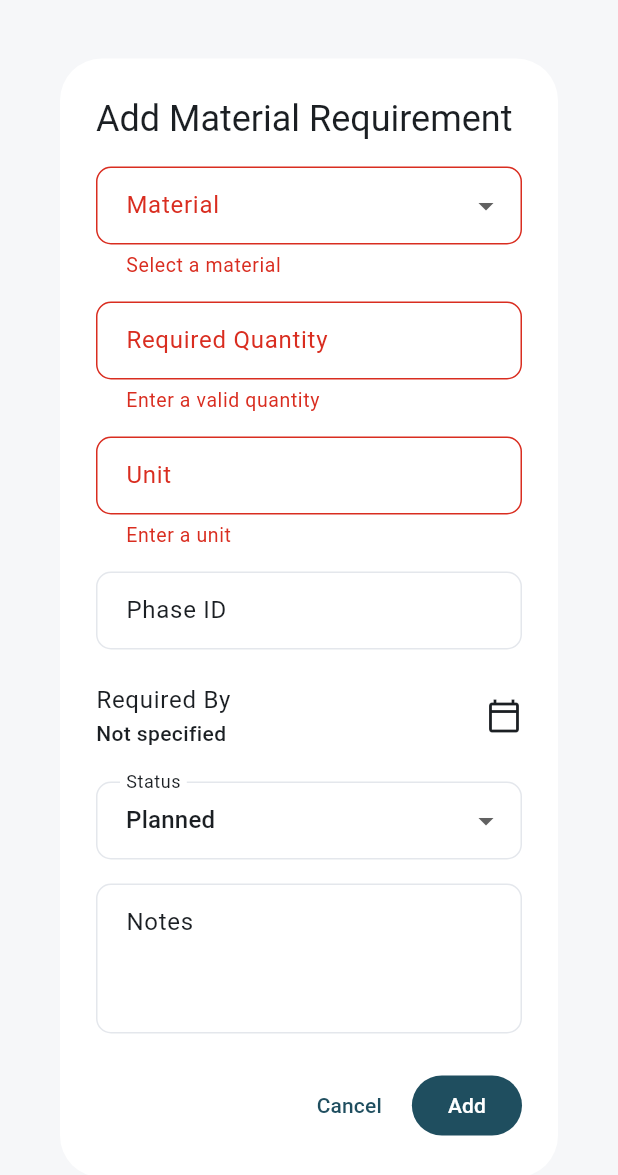
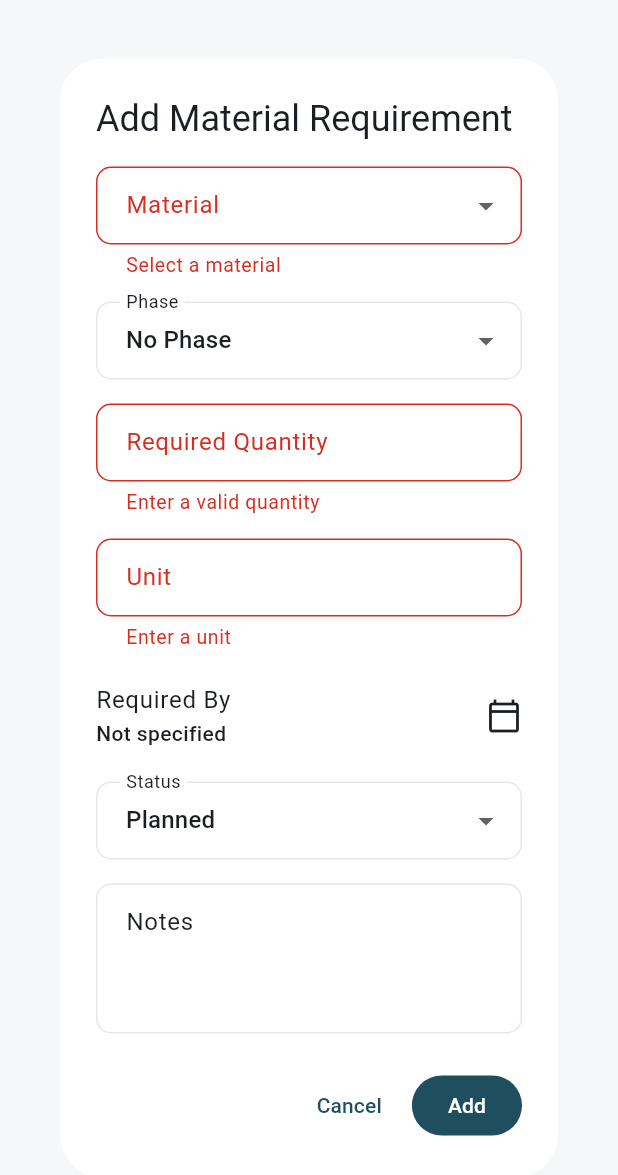
Before and after one commit to Krathor2212/construction_os, a Flutter app: the MaterialRequirementFormDialog widget shown alone on an empty page, opened directly with empty values, after a tap on "Add", on a phone screen of 412 x 824 dp. Shown: the top 1175 px of the screen. Run offline on Flutter 3.47's test engine with Material 3 defaults, Android fonts, the light colour scheme and no system bars; our stand-ins replace flutter_riverpod, go_router.

Commit message:
feat: link material requirements to project phases

```diff
--- a/lib/features/materials/presentation/widgets/material_requirement_form_dialog.dart
+++ b/lib/features/materials/presentation/widgets/material_requirement_form_dialog.dart
@@ -1,6 +1,7 @@
 import 'package:flutter/material.dart';
 import 'package:flutter_riverpod/flutter_riverpod.dart';
 
+import '../../../projects/presentation/providers/project_providers.dart';
 import '../../domain/entities/material.dart' as domain;
 import '../../domain/entities/material_requirement.dart';
 import '../providers/material_providers.dart';
@@ -25,10 +26,10 @@ class _MaterialRequirementFormDialogState
   final _formKey = GlobalKey<FormState>();
 
   String? _materialId;
+  String? _phaseId;
 
   late final TextEditingController _quantityController;
   late final TextEditingController _unitController;
-  late final TextEditingController _phaseController;
   late final TextEditingController _notesController;
 
   DateTime? _requiredByDate;
@@ -43,6 +44,7 @@ class _MaterialRequirementFormDialogState
     final requirement = widget.requirement;
 
     _materialId = requirement?.materialId;
+    _phaseId = requirement?.phaseId;
 
     _quantityController = TextEditingController(
       text: requirement == null ? '' : requirement.quantity.toString(),
@@ -50,10 +52,6 @@ class _MaterialRequirementFormDialogState
 
     _unitController = TextEditingController(
       text: requirement?.unit ?? '',
-    );
-
-    _phaseController = TextEditingController(
-      text: requirement?.phaseId ?? '',
     );
 
     _notesController = TextEditingController(
@@ -70,7 +68,6 @@ class _MaterialRequirementFormDialogState
   void dispose() {
     _quantityController.dispose();
     _unitController.dispose();
-    _phaseController.dispose();
     _notesController.dispose();
     super.dispose();
   }
@@ -119,14 +116,12 @@ class _MaterialRequirementFormDialogState
       return;
     }
 
-    final phaseValue = _phaseController.text.trim();
-
     final requirement = MaterialRequirement(
       id: widget.requirement?.id ??
           'material-requirement-'
               '${DateTime.now().microsecondsSinceEpoch}',
       projectId: widget.projectId,
-      phaseId: phaseValue.isEmpty ? null : phaseValue,
+      phaseId: _phaseId,
       materialId: _materialId!,
       quantity: quantity,
       unit: _unitController.text.trim(),
@@ -144,6 +139,9 @@ class _MaterialRequirementFormDialogState
   @override
   Widget build(BuildContext context) {
     final materialsAsync = ref.watch(materialsProvider);
+    final phasesAsync = ref.watch(
+      projectPhasesProvider(widget.projectId),
+    );
 
     return AlertDialog(
       title: Text(
@@ -212,6 +210,45 @@ class _MaterialRequirementFormDialogState
                   },
                 ),
                 const SizedBox(height: 16),
+                phasesAsync.when(
+                  loading: () => const Padding(
+                    padding: EdgeInsets.symmetric(vertical: 16),
+                    child: CircularProgressIndicator(),
+                  ),
+                  error: (error, stackTrace) => Text(
+                    'Unable to load project phases: $error',
+                  ),
+                  data: (phases) {
+                    final activePhases = phases
+                        .where((phase) => !phase.isArchived)
+                        .toList();
+
+                    return DropdownButtonFormField<String>(
+                      initialValue: _phaseId,
+                      decoration: const InputDecoration(
+                        labelText: 'Phase',
+                      ),
+                      items: [
+                        const DropdownMenuItem<String>(
+                          value: null,
+                          child: Text('No Phase'),
+                        ),
+                        ...activePhases.map(
+                          (phase) => DropdownMenuItem<String>(
+                            value: phase.id,
+                            child: Text(phase.name),
+                          ),
+                        ),
+                      ],
+                      onChanged: (value) {
+                        setState(() {
+                          _phaseId = value;
+                        });
+                      },
+                    );
+                  },
+                ),
+                const SizedBox(height: 16),
                 TextFormField(
                   controller: _quantityController,
                   keyboardType:
@@ -246,14 +283,6 @@ class _MaterialRequirementFormDialogState
 
                     return null;
                   },
-                ),
-                const SizedBox(height: 16),
-                TextFormField(
-                  controller: _phaseController,
-                  decoration: const InputDecoration(
-                    labelText: 'Phase ID',
-                    hintText: 'Example: phase-001',
-                  ),
                 ),
                 const SizedBox(height: 8),
                 ListTile(
```
